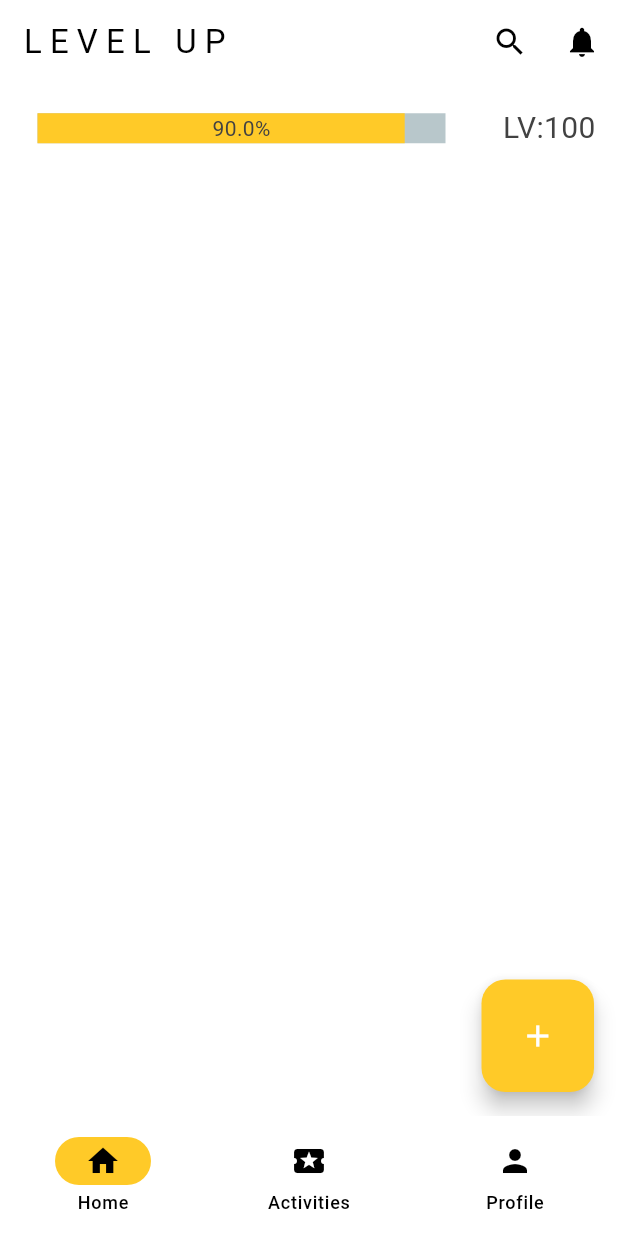
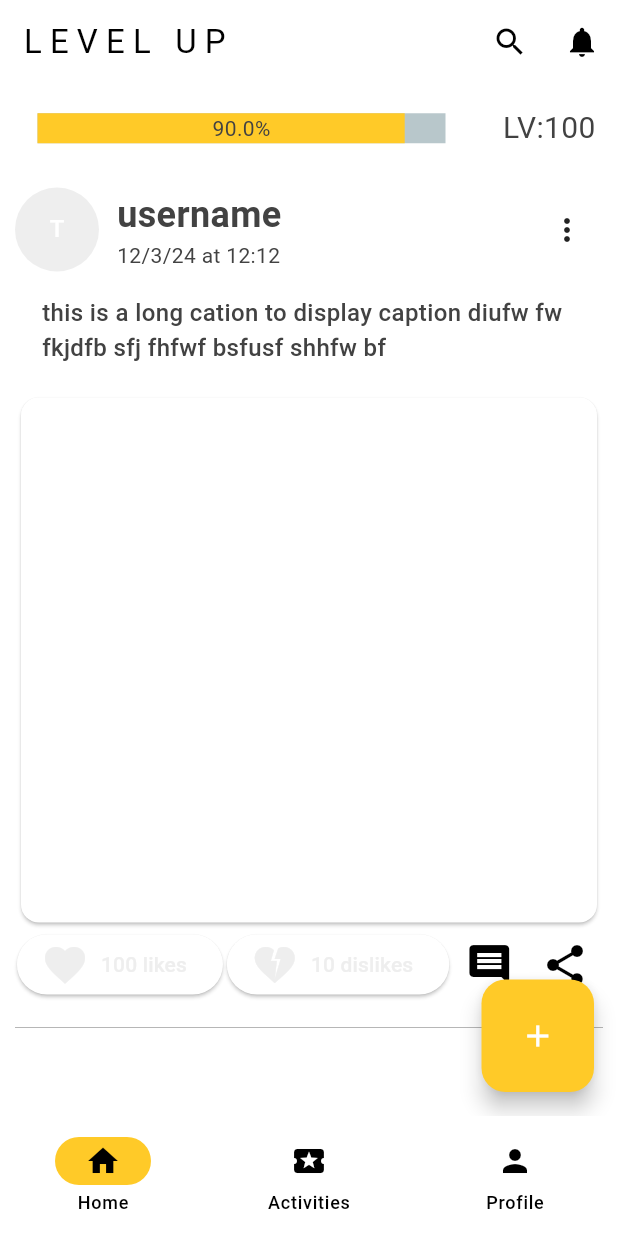
Before and after one commit to dvip1/rewardBasedSocialMedia, a Flutter app: the screen it shows after launch, on a phone screen of 412 x 824 dp. Run offline on Flutter 3.47's test engine with Material 3 defaults, Android fonts, the phone set to English and light mode, and no system bars; drawn by our look-alikes of percent_indicator.

Commit message:
added card laayout

```diff
--- /dev/null
+++ b/client/lib/Components/post_widget.dart
@@ -0,0 +1,102 @@
+import 'package:flutter/material.dart';
+
+class PostWidget extends StatelessWidget {
+  const PostWidget({super.key});
+
+  @override
+  Widget build(BuildContext context) {
+    return Container(
+      padding: const EdgeInsets.all(10),
+      child: Column(children: [
+        Row(
+          children: [
+            const Expanded(
+                child: Row(
+              children: [
+                CircleAvatar(
+                  radius: 28,
+                  child: Text("T"),
+                ),
+                SizedBox(
+                  width: 12,
+                ),
+                Column(
+                  crossAxisAlignment: CrossAxisAlignment.start,
+                  children: [
+                    Text(
+                      "username",
+                      style:
+                          TextStyle(fontWeight: FontWeight.bold, fontSize: 24),
+                    ),
+                    Text("12/3/24 at 12:12")
+                  ],
+                )
+              ],
+            )),
+            PopupMenuButton(
+              itemBuilder: (context) {
+                return [];
+              },
+            ),
+          ],
+        ),
+        const SizedBox(
+          height: 16,
+        ),
+        SizedBox(
+          width: MediaQuery.of(context).size.width - 56,
+          child: const Text(
+              "this is a long cation to display caption diufw fw fkjdfb sfj fhfwf bsfusf shhfw bf",
+              style: TextStyle(fontWeight: FontWeight.w500, fontSize: 16)),
+        ),
+        const SizedBox(
+          height: 18,
+        ),
+        Card(
+          child: SizedBox(
+            height: 350,
+            width: MediaQuery.of(context).size.width,
+          ),
+        ),
+        Row(
+          mainAxisAlignment: MainAxisAlignment.spaceAround,
+          children: [
+            ElevatedButton.icon(
+                label: const Text("100 likes"),
+                onPressed: () {},
+                icon: const Icon(
+                  Icons.favorite,
+                  size: 32,
+                )),
+            ElevatedButton.icon(
+                label: const Text("10 dislikes"),
+                onPressed: () {},
+                icon: const Icon(
+                  Icons.heart_broken,
+                  size: 32,
+                )),
+            IconButton(
+                onPressed: () {},
+                icon: const Icon(
+                  Icons.comment,
+                  size: 32,
+                )),
+            IconButton(
+                onPressed: () {},
+                icon: const Icon(
+                  Icons.share,
+                  size: 32,
+                )),
+          ],
+        ),
+        const SizedBox(
+          height: 10,
+        ),
+        const Divider(
+          thickness: 0.5,
+          color: Colors.grey,
+        )
+      ]),
+    );
+  }
+}
--- a/client/lib/main.dart
+++ b/client/lib/main.dart
@@ -1,5 +1,4 @@
 import 'package:client/pages/base.dart';
-import 'package:client/pages/homepage.dart';
 
 import 'package:client/theme/dark_mode.dart';
 import 'package:client/theme/light_mode.dart';
--- a/client/lib/pages/base.dart
+++ b/client/lib/pages/base.dart
@@ -14,22 +14,22 @@ class _WrapperState extends State<Wrapper> {
   int currentPageIndex = 0;
   List<Widget> pages = [
     MyHomePage(),
-    ActivitiesPage(),
-    ProfilePage(),
+    const ActivitiesPage(),
+    const ProfilePage(),
   ];
   @override
   Widget build(BuildContext context) {
     return Scaffold(
         appBar: AppBar(
-          title: Text('L E V E L   U P'),
+          title: const Text('L E V E L   U P'),
           actions: [
             IconButton(
               onPressed: () => {},
-              icon: Icon(Icons.search),
+              icon: const Icon(Icons.search),
             ),
             IconButton(
               onPressed: () => {},
-              icon: Icon(Icons.notifications),
+              icon: const Icon(Icons.notifications),
             )
           ],
         ),
--- a/client/lib/pages/homepage.dart
+++ b/client/lib/pages/homepage.dart
@@ -1,3 +1,4 @@
+import 'package:client/Components/post_widget.dart';
 import 'package:flutter/material.dart';
 import 'package:percent_indicator/percent_indicator.dart';
 
@@ -45,6 +46,7 @@ class _MyHomePageState extends State<MyHomePage> {
                   )
                 ],
               )),
+          const PostWidget()
         ],
       )),
     );
```
Also changed, not shown: client/lib/Components/navigation_bar.dart (added, +69 -0 lines).
